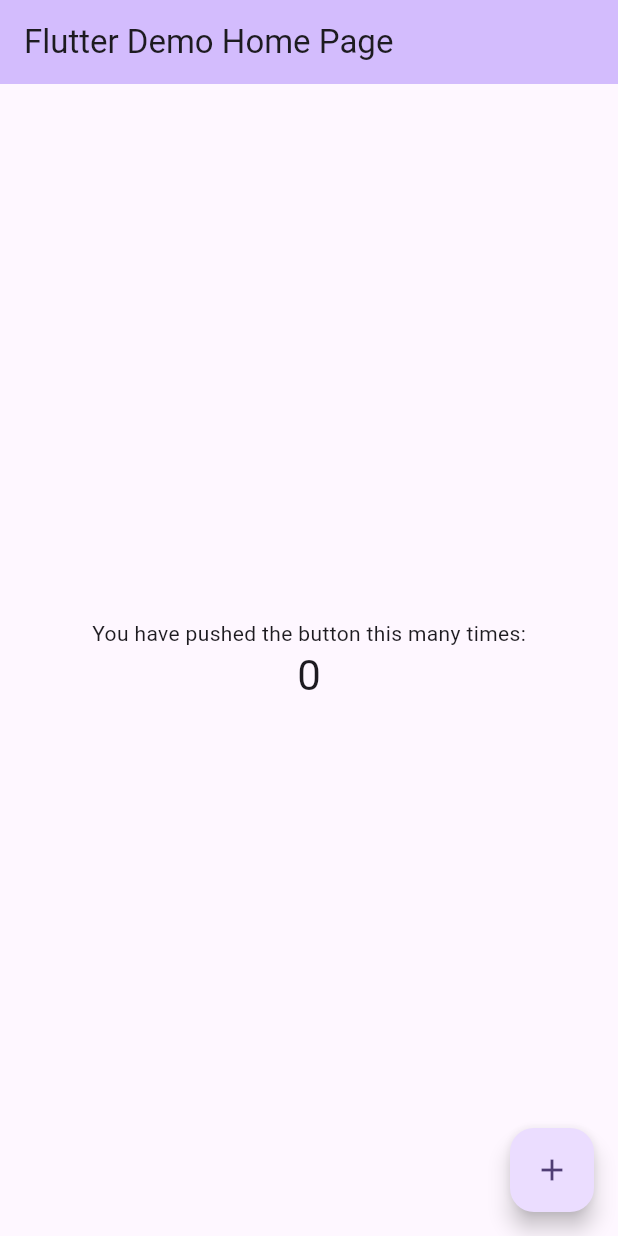
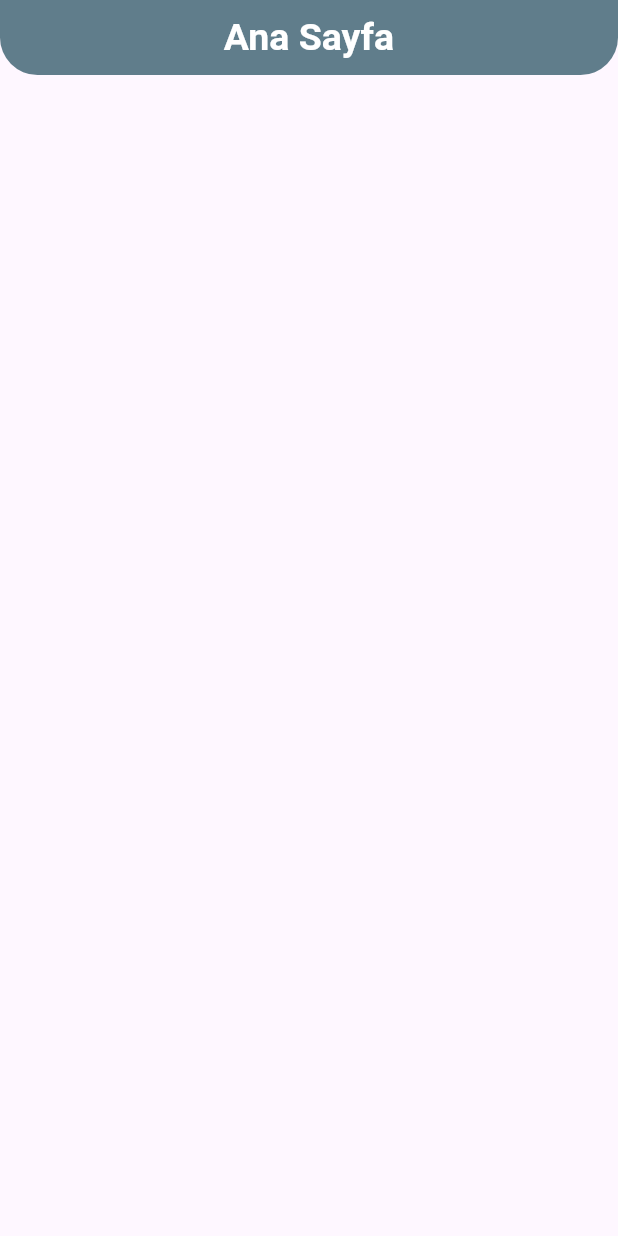
Before and after one commit to sefayolcu6/flutter_tech_task, a Flutter app: the screen it shows after launch, on a phone screen of 412 x 824 dp. Run offline on Flutter 3.47's test engine with Material 3 defaults, Android fonts, the phone set to English and light mode, and no system bars; our stand-ins replace another_flushbar.

Commit message:
projenin başlangıç için yapısı kuruldu. gerekli bazı componentler eklendi.

```diff
--- /dev/null
+++ b/lib/core/helpers/custom_colors.dart
@@ -0,0 +1,67 @@
+import 'package:flutter/material.dart';
+
+class CustomColorConstant {
+  static final CustomColorConstant _instance = CustomColorConstant._init();
+  static CustomColorConstant get instance => _instance;
+  CustomColorConstant._init();
+
+  final Color red = Colors.red;
+  final Color green = Colors.green;
+  final Color primarygreen = Color.fromARGB(255, 27, 141, 31);
+  final Color blue = Colors.blue;
+  final Color yellow = Colors.yellow;
+  final Color orange = Colors.orange;
+  final Color pink = Colors.pink;
+  final Color purple = Colors.purple;
+  final Color deepPurple = Colors.deepPurple;
+  final Color indigo = Colors.indigo;
+  final Color cyan = Colors.cyan;
+  final Color teal = Colors.teal;
+  final Color lime = Colors.lime;
+  final Color amber = Colors.amber;
+  final Color brown = Colors.brown;
+  final Color grey = Colors.grey;
+  final Color ligthGrey = const Color.fromARGB(255, 212, 210, 210);
+  final Color blueGrey = Colors.blueGrey;
+  final Color lightBlue = Colors.lightBlue;
+  final Color lightGreen = Colors.lightGreen;
+  final Color deepOrange = Colors.deepOrange;
+  final Color black = Colors.black;
+  final Color themeColor = Color.fromARGB(255, 39, 116, 136);
+  final Color white = Colors.white;
+  final Color primaryWhite = const Color.fromARGB(255, 240, 239, 239);
+  final Color transparent = Colors.transparent;
+
+  final Color redAccent = Colors.redAccent;
+  final Color greenAccent = Colors.greenAccent;
+  final Color blueAccent = Colors.blueAccent;
+  final Color primaryColor = Color.fromARGB(255, 6, 66, 168);
+  final Color yellowAccent = Colors.yellowAccent;
+  final Color orangeAccent = Colors.orangeAccent;
+  final Color pinkAccent = Colors.pinkAccent;
+  final Color purpleAccent = Colors.purpleAccent;
+  final Color deepPurpleAccent = Colors.deepPurpleAccent;
+  final Color indigoAccent = Colors.indigoAccent;
+  final Color cyanAccent = Colors.cyanAccent;
+  final Color tealAccent = Colors.tealAccent;
+  final Color limeAccent = Colors.limeAccent;
+  final Color amberAccent = Colors.amberAccent;
+  final Color brownAccent = Colors.brown;
+  final Color greyAccent = Colors.grey;
+  final Color blueGreyAccent = Colors.blueGrey;
+
+  final Color lightBlueAccent = Colors.lightBlueAccent;
+  final Color lightGreenAccent = Colors.lightGreenAccent;
+  final Color deepOrangeAccent = Colors.deepOrangeAccent;
+
+  // Custom shades for existing colors
+  final Color red50 = Colors.red.shade50;
+  final Color red100 = Colors.red.shade100;
+  final Color red200 = Colors.red.shade200;
+  final Color green50 = Colors.green.shade50;
+  final Color green100 = Colors.green.shade100;
+  final Color green200 = Colors.green.shade200;
+  final Color blue50 = Colors.blue.shade50;
+  final Color blue100 = Colors.blue.shade100;
+  final Color blue200 = Colors.blue.shade200;
+}
--- /dev/null
+++ b/lib/features/main_page/view/main_page_screen.dart
@@ -0,0 +1,17 @@
+import 'package:flutter/material.dart';
+
+class MainPageScreen extends StatefulWidget {
+  const MainPageScreen({super.key});
+
+  @override
+  State<MainPageScreen> createState() => _MainPageScreenState();
+}
+
+class _MainPageScreenState extends State<MainPageScreen> {
+  @override
+  Widget build(BuildContext context) {
+    return Scaffold(
+      appBar: AppBar(title: Text("Ana Sayfa"),),
+    );
+  }
+}
--- a/lib/main.dart
+++ b/lib/main.dart
@@ -1,125 +1,36 @@
 import 'package:flutter/material.dart';
+import 'package:flutter_tech_task/core/helpers/custom_colors.dart';
+import 'package:flutter_tech_task/features/main_page/view/main_page_screen.dart';
 
 void main() {
-  runApp(const MyApp());
+  runApp(const FlutterTechTask());
 }
 
-class MyApp extends StatelessWidget {
-  const MyApp({super.key});
+class FlutterTechTask extends StatefulWidget {
+  const FlutterTechTask({super.key});
 
-  // This widget is the root of your application.
+  @override
+  State<FlutterTechTask> createState() => FlutterTechTaskState();
+}
+
+class FlutterTechTaskState extends State<FlutterTechTask> {
   @override
   Widget build(BuildContext context) {
     return MaterialApp(
-      title: 'Flutter Demo',
       theme: ThemeData(
-        // This is the theme of your application.
-        //
-        // TRY THIS: Try running your application with "flutter run". You'll see
-        // the application has a purple toolbar. Then, without quitting the app,
-        // try changing the seedColor in the colorScheme below to Colors.green
-        // and then invoke "hot reload" (save your changes or press the "hot
-        // reload" button in a Flutter-supported IDE, or press "r" if you used
-        // the command line to start the app).
-        //
-        // Notice that the counter didn't reset back to zero; the application
-        // state is not lost during the reload. To reset the state, use hot
-        // restart instead.
-        //
-        // This works for code too, not just values: Most code changes can be
-        // tested with just a hot reload.
-        colorScheme: ColorScheme.fromSeed(seedColor: Colors.deepPurple),
-        useMaterial3: true,
+        appBarTheme: AppBarTheme(
+          backgroundColor: CustomColorConstant.instance.blueGrey,
+          centerTitle: true,
+          toolbarHeight: 50.0,
+          titleTextStyle: TextStyle(color: CustomColorConstant.instance.white, fontSize: 25.0, fontWeight: FontWeight.bold),
+          shape: RoundedRectangleBorder(
+            borderRadius: BorderRadius.only(bottomLeft: Radius.circular(25), bottomRight: Radius.circular(25)),
+          ),
+          actionsIconTheme: IconThemeData(color: CustomColorConstant.instance.white, size: 35.0),
+        ),
       ),
-      home: const MyHomePage(title: 'Flutter Demo Home Page'),
+      debugShowCheckedModeBanner: false,
+      home: MainPageScreen(),
     );
   }
 }
-
-class MyHomePage extends StatefulWidget {
-  const MyHomePage({super.key, required this.title});
-
-  // This widget is the home page of your application. It is stateful, meaning
-  // that it has a State object (defined below) that contains fields that affect
-  // how it looks.
-
-  // This class is the configuration for the state. It holds the values (in this
-  // case the title) provided by the parent (in this case the App widget) and
-  // used by the build method of the State. Fields in a Widget subclass are
-  // always marked "final".
-
-  final String title;
-
-  @override
-  State<MyHomePage> createState() => _MyHomePageState();
-}
-
-class _MyHomePageState extends State<MyHomePage> {
-  int _counter = 0;
-
-  void _incrementCounter() {
-    setState(() {
-      // This call to setState tells the Flutter framework that something has
-      // changed in this State, which causes it to rerun the build method below
-      // so that the display can reflect the updated values. If we changed
-      // _counter without calling setState(), then the build method would not be
-      // called again, and so nothing would appear to happen.
-      _counter++;
-    });
-  }
-
-  @override
-  Widget build(BuildContext context) {
-    // This method is rerun every time setState is called, for instance as done
-    // by the _incrementCounter method above.
-    //
-    // The Flutter framework has been optimized to make rerunning build methods
-    // fast, so that you can just rebuild anything that needs updating rather
-    // than having to individually change instances of widgets.
-    return Scaffold(
-      appBar: AppBar(
-        // TRY THIS: Try changing the color here to a specific color (to
-        // Colors.amber, perhaps?) and trigger a hot reload to see the AppBar
-        // change color while the other colors stay the same.
-        backgroundColor: Theme.of(context).colorScheme.inversePrimary,
-        // Here we take the value from the MyHomePage object that was created by
-        // the App.build method, and use it to set our appbar title.
-        title: Text(widget.title),
-      ),
-      body: Center(
-        // Center is a layout widget. It takes a single child and positions it
-        // in the middle of the parent.
-        child: Column(
-          // Column is also a layout widget. It takes a list of children and
-          // arranges them vertically. By default, it sizes itself to fit its
-          // children horizontally, and tries to be as tall as its parent.
-          //
-          // Column has various properties to control how it sizes itself and
-          // how it positions its children. Here we use mainAxisAlignment to
-          // center the children vertically; the main axis here is the vertical
-          // axis because Columns are vertical (the cross axis would be
-          // horizontal).
-          //
-          // TRY THIS: Invoke "debug painting" (choose the "Toggle Debug Paint"
-          // action in the IDE, or press "p" in the console), to see the
-          // wireframe for each widget.
-          mainAxisAlignment: MainAxisAlignment.center,
-          children: <Widget>[
-            const Text(
-              'You have pushed the button this many times:',
-            ),
-            Text(
-              '$_counter',
-              style: Theme.of(context).textTheme.headlineMedium,
-            ),
-          ],
-        ),
-      ),
-      floatingActionButton: FloatingActionButton(
-        onPressed: _incrementCounter,
-        tooltip: 'Increment',
-        child: const Icon(Icons.add),
-      ), // This trailing comma makes auto-formatting nicer for build methods.
-    );
-  }
-}
--- a/pubspec.yaml
+++ b/pubspec.yaml
@@ -34,6 +34,7 @@ dependencies:
   # The following adds the Cupertino Icons font to your application.
   # Use with the CupertinoIcons class for iOS style icons.
   cupertino_icons: ^1.0.8
+  another_flushbar: ^1.12.30
 
 dev_dependencies:
   flutter_test:
```
Also changed, not shown: lib/core/helpers/custom_paddings.dart (added, +56 -0 lines), lib/core/mixins/utils.dart (added, +13 -0 lines), lib/core/widgets/button_widget.dart (added, +162 -0 lines), lib/core/widgets/dialog_widget.dart (added, +57 -0 lines), lib/core/widgets/divider_widget.dart (added, +20 -0 lines), lib/core/widgets/flushbar_widget.dart (added, +103 -0 lines), lib/core/widgets/listtile_card_widget.dart (added, +45 -0 lines), lib/features/book_details/view/book_detail_screen.dart (added), lib/features/book_details/viewmodel/book_detail_cubit.dart (added), lib/features/book_details/viewmodel/book_detail_state.dart (added), lib/features/favorite_list/view/favorite_list_screen.dart (added), lib/features/favorite_list/view_model/favorite_list_cubit.dart (added), lib/features/favorite_list/view_model/favorite_list_state.dart (added), lib/features/main_page/view_model/main_page_cubit.dart (added), 2 more files, 1 other file.
